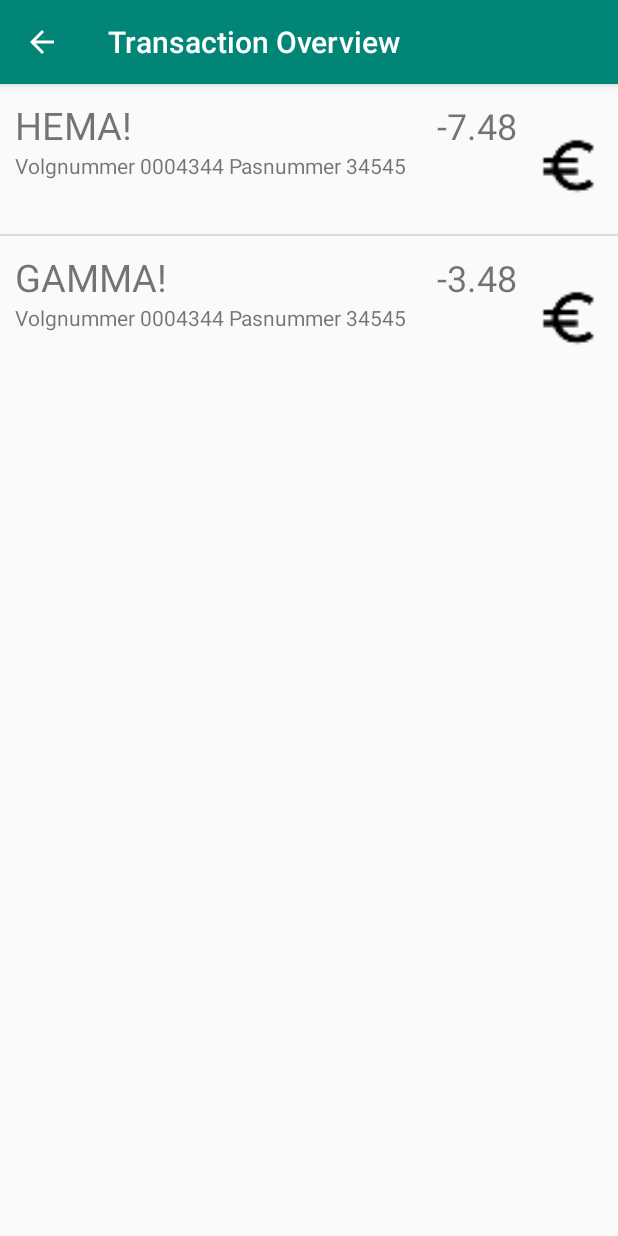
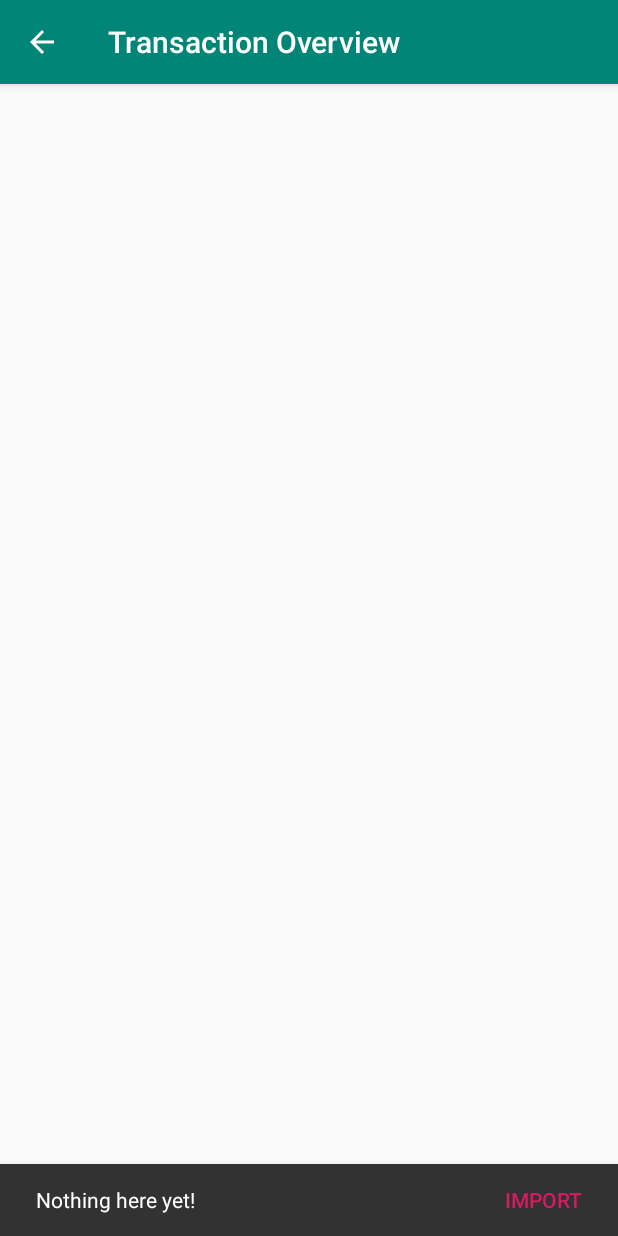
Before and after one commit to Kvtulder/Programmeer-project, an Android app: the screen it shows after launch (TransactionOverViewActivity), after a tap on "Show transactions", on a phone screen of 412 x 824 dp. Run offline under Robolectric (Android 15) with nearby library versions, the phone set to English and light mode, and no system bars; libraries missing offline, so code that uses them is left out: com.github.mikephil.charting; 10 statements that could not run were skipped.

Commit message:
pushings today work

```diff
--- a/app/src/main/java/com/example/kasper/insight/ManageCategoriesActivity.java
+++ b/app/src/main/java/com/example/kasper/insight/ManageCategoriesActivity.java
@@ -15,7 +15,7 @@ public class ManageCategoriesActivity extends AppCompatActivity {
         super.onCreate(savedInstanceState);
         setContentView(R.layout.activity_manage_categories);
 
-        final CategoryGridAdapter adapter = new CategoryGridAdapter(this);
+        final CategoryAdapter adapter = new CategoryAdapter(this, R.layout.category_grid_item);
         final Context context = this;
 
 
--- a/app/src/main/java/com/example/kasper/insight/SQLManager.java
+++ b/app/src/main/java/com/example/kasper/insight/SQLManager.java
@@ -28,7 +28,7 @@ public class SQLManager extends SQLiteOpenHelper {
     // make class a singleton
     public static SQLManager getInstance(Context context){
         if(instance == null){
-            instance = new SQLManager(context, DATABASENAME, null, 6);
+            instance = new SQLManager(context, DATABASENAME, null, 7);
         }
 
         return instance;
@@ -62,10 +62,8 @@ public class SQLManager extends SQLiteOpenHelper {
         transactionData.put("IBAN",object.getIBAN());
         //TODO put category
 
-        Long asd;
-        asd = database.insert(TABLENAME_TRANSACTIONS, null, transactionData);
+        database.insert(TABLENAME_TRANSACTIONS, null, transactionData);
 
-        Log.i("Insight", "Transaction inserted, id " + asd.toString());
     }
 
     // Transforms the cursor from the database into an arraylist with transactions
@@ -104,8 +102,8 @@ public class SQLManager extends SQLiteOpenHelper {
             do {
                 String name = cursor.getString(cursor.getColumnIndex("name"));
                 int drawable = cursor.getInt(cursor.getColumnIndex("drawable"));
-
-                CategoryObject category = new CategoryObject(name, drawable);
+                int id = cursor.getInt(cursor.getColumnIndex("_id"));
+                CategoryObject category = new CategoryObject(id, name, drawable);
                 list.add(category);
             }
             while (cursor.moveToNext());
@@ -146,17 +144,19 @@ public class SQLManager extends SQLiteOpenHelper {
 
         db.execSQL(test);
 
-
         // insert test value
-        test = "INSERT INTO " + TABLENAME_TRANSACTIONS + " (name, description, amount, IBAN) VALUES " +
-                "('HEMA!', 'Volgnummer 0004344 Pasnummer 34545', -7.48, 'NL03 IGNB 0003 2577 45');";
+        test = "INSERT INTO " + TABLENAME_CATEGORIES + " (name, drawable) VALUES " +
+                "('Huur', " + R.drawable.home + ");";
 
         db.execSQL(test);
 
-        test = "INSERT INTO " + TABLENAME_TRANSACTIONS + " (name, description, amount, IBAN) VALUES " +
-                "('GAMMA!', 'Volgnummer 0004344 Pasnummer 34545', -3.48, 'NL03 IGNB 0003 2577 45');";
+        // insert test value
+        test = "INSERT INTO " + TABLENAME_CATEGORIES + " (name, drawable) VALUES " +
+                "('Auto', " + R.drawable.car + ");";
 
         db.execSQL(test);
+
+
 
     }
 
--- a/app/src/main/java/com/example/kasper/insight/TransactionObject.java
+++ b/app/src/main/java/com/example/kasper/insight/TransactionObject.java
@@ -9,12 +9,12 @@ import java.util.Date;
 // make serializable so we can pass the object through a bundle
 public class TransactionObject implements Serializable {
 
+    private int ID;
     private Date date;
     private String IBAN;
     private String name;
     private String description;
     private double amount;
-
     private CategoryObject category;
 
     public TransactionObject(Date date, String IBAN, String name, String description, double amount) {
@@ -32,7 +32,9 @@ public class TransactionObject implements Serializable {
         this.amount = amount;
     }
 
-    public TransactionObject(Date date, String IBAN, String name, String description, double amount, CategoryObject category) {
+    public TransactionObject(int ID, Date date, String IBAN, String name, String description, double amount, CategoryObject category) {
+        this.ID = ID;
+        this.date = date
         this.IBAN = IBAN;
         this.name = name;
         this.description = description;
--- a/app/src/main/java/com/example/kasper/insight/TransactionOverViewActivity.java
+++ b/app/src/main/java/com/example/kasper/insight/TransactionOverViewActivity.java
@@ -1,6 +1,9 @@
 package com.example.kasper.insight;
 
+import android.content.Context;
+import android.content.Intent;
 import android.os.Bundle;
+import android.support.design.widget.Snackbar;
 import android.support.v7.app.AppCompatActivity;
 
 import android.view.View;
@@ -16,6 +19,8 @@ public class TransactionOverViewActivity extends AppCompatActivity {
         super.onCreate(savedInstanceState);
         setContentView(R.layout.activity_transaction_over_view);
 
+        final Context context = this;
+
         listAdapter = new TransactionListAdapter(this);
         ListView listView = (ListView) findViewById(R.id.listview);
         listView.setAdapter(listAdapter);
@@ -25,6 +30,23 @@ public class TransactionOverViewActivity extends AppCompatActivity {
                 //TODO DO something
             }
         });
+
+
+        // Show a snackbar with the hint to import new transactions if there aren't any
+        if (listAdapter.getCount() == 0){
+            Snackbar snackbar = Snackbar
+                    .make(listView, "Nothing here yet!", Snackbar.LENGTH_INDEFINITE);
+            snackbar.setAction("IMPORT", new View.OnClickListener() {
+
+                // start CSV reader activity
+                @Override
+                public void onClick(View v) {
+                    Intent intent = new Intent(context, CSVReaderActivity.class);
+                    startActivity(intent);
+                }
+            });
+            snackbar.show();
+        }
     }
 
 }
```
Also changed, not shown: app/src/main/java/com/example/kasper/insight/CategoryAdapter.java (renamed from app/src/main/java/com/example/kasper/insight/CategoryGridAdapter.java, +13 -3 lines), app/src/main/java/com/example/kasper/insight/CategoryObject.java (+10 -0 lines), app/src/main/java/com/example/kasper/insight/ProcressTransactionsActivity.java (+25 -0 lines), app/src/main/java/com/example/kasper/insight/TransactionFragmentStatePagerAdapter.java (+29 -0 lines), app/src/main/res/layout/category_spinner_item.xml (added, +22 -0 lines).
